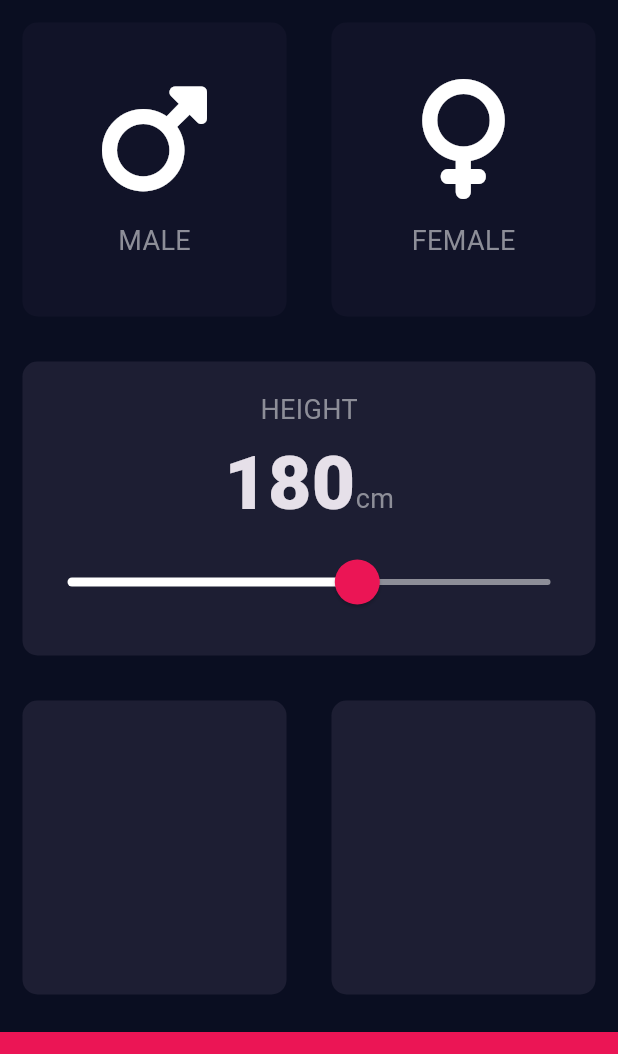
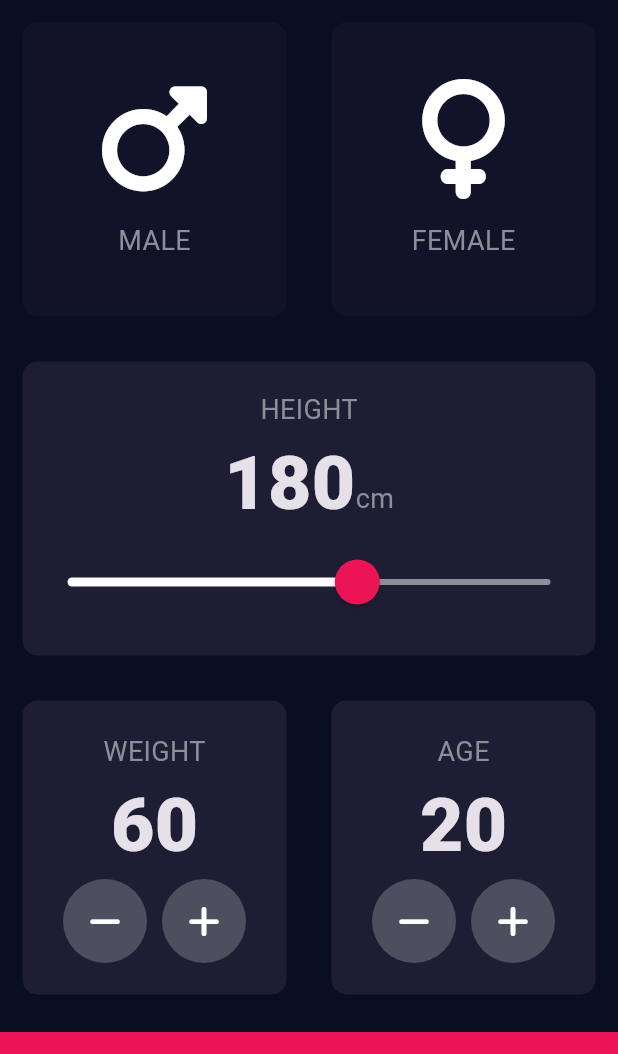
Before and after one commit to pawelmajchrzak/bmi_calculator_flutter, a Flutter app: the screen it shows after launch, on a phone screen of 412 x 824 dp, the part 84-1138 px from its top. Run offline on Flutter 3.47's test engine with Material 3 defaults, Android fonts, the phone set to English and light mode, and no system bars; our stand-ins replace font_awesome_flutter.

Commit message:
add two widgets for weight and age

```diff
--- a/lib/input_page.dart
+++ b/lib/input_page.dart
@@ -25,6 +25,8 @@
   Gender selectedGender = Gender.empty;
 
   int height = 180;
+  int weight = 60;
+  int age = 20;
 
   @override
   Widget build(BuildContext context) {
@@ -98,8 +100,10 @@
                         activeTrackColor: Colors.white,
                         thumbColor: Color(0xFFEB1555),
                         overlayColor: Color(0x29EB1555),
-                        thumbShape: RoundSliderThumbShape(enabledThumbRadius: 15.0),
-                        overlayShape: RoundSliderOverlayShape(overlayRadius: 30.0),
+                        thumbShape:
+                            RoundSliderThumbShape(enabledThumbRadius: 15.0),
+                        overlayShape:
+                            RoundSliderOverlayShape(overlayRadius: 30.0),
                       ),
                       child: Slider(
                         value: height.toDouble(),
@@ -122,14 +126,86 @@
                   child: ReusableCard(
                     () {},
                     kActiveCardColour,
-                    Container(),
+                    Column(
+                      mainAxisAlignment: MainAxisAlignment.center,
+                      children: [
+                        Text(
+                          'WEIGHT',
+                          style: kLabelTextStyle,
+                        ),
+                        Text(
+                          weight.toString(),
+                          style: kNumberTextStyle,
+                        ),
+                        Row(
+                          mainAxisAlignment: MainAxisAlignment.center,
+                          children: [
+                            RoundIconButton(
+                              () {
+                                setState(() {
+                                  weight--;
+                                });
+                              },
+                              FontAwesomeIcons.minus,
+                            ),
+                            SizedBox(
+                              width: 10.0,
+                            ),
+                            RoundIconButton(
+                              () {
+                                setState(() {
+                                  weight++;
+                                });
+                              },
+                              FontAwesomeIcons.plus,
+                            ),
+                          ],
+                        )
+                      ],
+                    ),
                   ),
                 ),
                 Expanded(
                   child: ReusableCard(
                     () {},
                     kActiveCardColour,
-                    Container(),
+                    Column(
+                      mainAxisAlignment: MainAxisAlignment.center,
+                      children: [
+                        Text(
+                          'AGE',
+                          style: kLabelTextStyle,
+                        ),
+                        Text(
+                          age.toString(),
+                          style: kNumberTextStyle,
+                        ),
+                        Row(
+                          mainAxisAlignment: MainAxisAlignment.center,
+                          children: [
+                            RoundIconButton(
+                              () {
+                                setState(() {
+                                  age--;
+                                });
+                              },
+                              FontAwesomeIcons.minus,
+                            ),
+                            SizedBox(
+                              width: 10.0,
+                            ),
+                            RoundIconButton(
+                              () {
+                                setState(() {
+                                  age++;
+                                });
+                              },
+                              FontAwesomeIcons.plus,
+                            ),
+                          ],
+                        )
+                      ],
+                    ),
                   ),
                 ),
               ],
@@ -146,3 +222,25 @@
     );
   }
 }
+
+class RoundIconButton extends StatelessWidget {
+  RoundIconButton(this.onPressed, this.icon);
+
+  final IconData icon;
+  final VoidCallback onPressed;
+
+  @override
+  Widget build(BuildContext context) {
+    return RawMaterialButton(
+      child: Icon(icon),
+      onPressed: onPressed,
+      elevation: 0.0,
+      constraints: BoxConstraints.tightFor(
+        width: 56.0,
+        height: 56.0,
+      ),
+      shape: CircleBorder(),
+      fillColor: Color(0xFF4C4F5E),
+    );
+  }
+}
```
